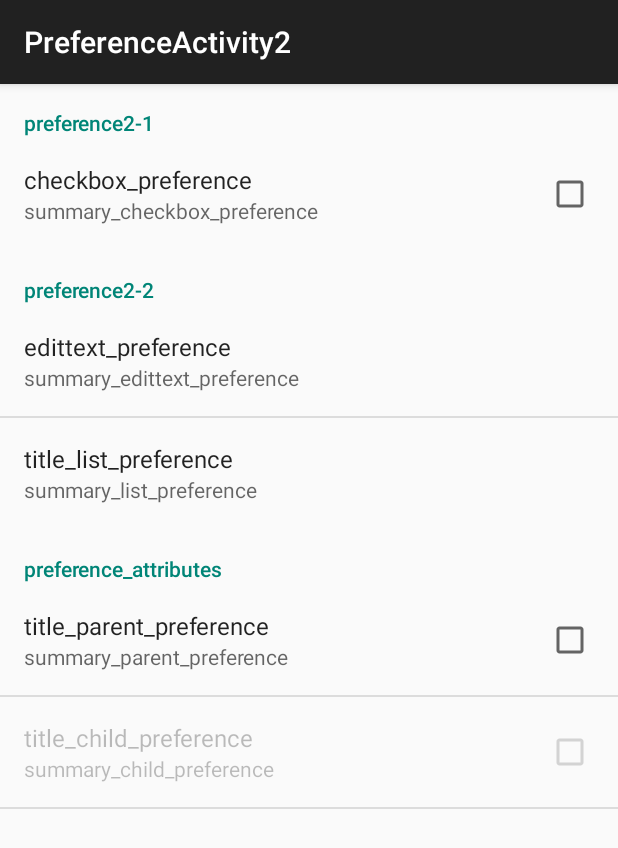
After one commit to feliciafay007/COEN268Test2, an Android app: the fragment MyPreferenceFragment2 shown on its own in the app's theme, on a phone screen of 412 x 824 dp. The commit adds this screen. Shown: the top 848 px of the screen. Run offline under Robolectric (Android 15) with nearby library versions, the phone set to English and light mode, and no system bars.

Commit message:
milestone1: save preference UI is done

```diff
--- /dev/null
+++ b/preferenceactivity2/src/main/java/test1/ui/android/felicia/preferenceactivity2/MyPreferenceFragment2.java
@@ -0,0 +1,16 @@
+package test1.ui.android.felicia.preferenceactivity2;
+
+import android.os.Bundle;
+import android.preference.PreferenceFragment;
+/**
+ * Created by feliciafay on 6/4/15.
+ */
+public class MyPreferenceFragment2 extends PreferenceFragment
+{
+    @Override
+    public void onCreate(Bundle savedInstanceState)
+    {
+        super.onCreate(savedInstanceState);
+        addPreferencesFromResource(R.xml.fragment_preference2);
+    }
+}
--- /dev/null
+++ b/preferenceactivity2/src/main/res/values/arrays.xml
@@ -0,0 +1,9 @@
+<?xml version="1.0" encoding="utf-8"?>
+<resources>
+    <string-array name="media_names">
+        <item>Big Buck Bunny</item>
+        <item>Elephants Dream</item>
+        <item>Sintel</item>
+        <item>Tears of Steel</item>
+    </string-array>
+</resources>
--- /dev/null
+++ b/preferenceactivity2/src/main/res/xml/fragment_preference2.xml
@@ -0,0 +1,50 @@
+<?xml version="1.0" encoding="utf-8"?>
+<PreferenceScreen
+    xmlns:android="http://schemas.android.com/apk/res/android">
+
+    <PreferenceCategory
+        android:title="preference2-1">
+
+        <CheckBoxPreference
+            android:key="checkbox_preference"
+            android:title="checkbox_preference"
+            android:summary="summary_checkbox_preference" />
+
+    </PreferenceCategory>
+
+    <PreferenceCategory
+        android:title="preference2-2">
+
+        <EditTextPreference
+            android:key="edittext_preference"
+            android:title="edittext_preference"
+            android:summary="summary_edittext_preference"
+            android:dialogTitle="dialog_title_edittext_preference" />
+
+        <ListPreference
+            android:key="list_preference"
+            android:title="title_list_preference"
+            android:summary="summary_list_preference"
+            android:entries="@array/media_names"
+            android:entryValues="@array/media_names"
+            android:dialogTitle="dialog_title_list_preference" />
+    </PreferenceCategory>
+
+    <PreferenceCategory
+        android:title="preference_attributes">
+        <CheckBoxPreference
+            android:key="parent_checkbox_preference"
+            android:title="title_parent_preference"
+            android:summary="summary_parent_preference" />
+
+        <!-- The visual style of a child is defined by this styled theme attribute. -->
+        <CheckBoxPreference
+            android:key="child_checkbox_preference"
+            android:dependency="parent_checkbox_preference"
+            android:layout="?android:attr/preferenceLayoutChild"
+            android:title="title_child_preference"
+            android:summary="summary_child_preference" />
+
+    </PreferenceCategory>
+
+</PreferenceScreen>
--- a/preferenceactivity2/src/main/res/xml/headers_preference.xml
+++ b/preferenceactivity2/src/main/res/xml/headers_preference.xml
@@ -5,11 +5,23 @@
 
     <header
         android:fragment="test1.ui.android.felicia.preferenceactivity2.MyPreferenceFragment"
+        android:icon = "@drawable/abc_ic_voice_search_api_mtrl_alpha"
         android:title="Goto: Preference fragment One"
         android:summary="An example of some first preferences.An example of some preferences.An example of some preferences." />
 
-    <header
-        android:fragment="test1.ui.android.felicia.preferenceactivity2.MyPreferenceFragment"
-        android:title="Goto: Preference fragment Two"
-        android:summary="An example of some second preferences.An example of some preferences.An example of some preferences." />
+    <header android:fragment="test1.ui.android.felicia.preferenceactivity2.MyPreferenceFragment2"
+        android:icon="@drawable/abc_ic_go_search_api_mtrl_alpha"
+        android:title="Prefs 2"
+        android:summary="Some other preferences you can see.">
+        <!-- Arbitrary key/value pairs can be included with a header as
+             arguments to its fragment. -->
+        <extra android:name="someKey" android:value="someHeaderValue" />
+    </header>
+
+    <header android:icon="@drawable/abc_ic_go_search_api_mtrl_alpha"
+        android:title="Intent"
+        android:summary="Launches an Intent.">
+        <intent android:action="android.intent.action.VIEW"
+            android:data="http://www.android.com" />
+    </header>
 </preference-headers>
```
